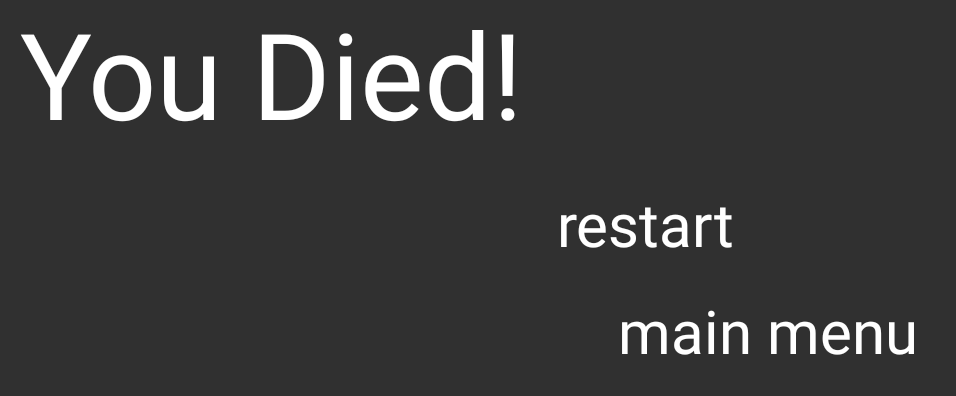
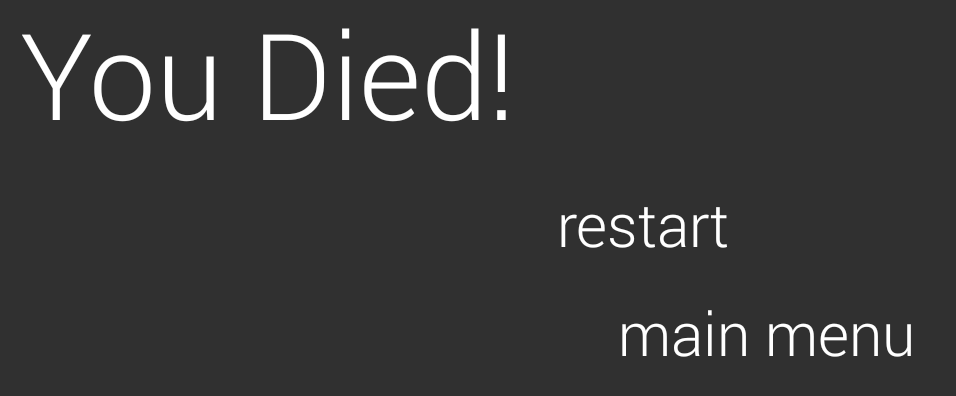
Before and after one commit to cschlisner/Coin-Collector-Android, an Android app: the GameOverActivity screen opened directly, with no data from a screen before it, on a phone screen of 824 x 412 dp (held sideways). Shown: the top 396 px of the screen, without its empty margins (0-956 px from the left). Run offline under Robolectric (Android 15) with nearby library versions, the phone set to English and light mode, and no system bars.

Commit message:
Changed Font

```diff
--- a/cc/src/main/java/com/cschlisner/cc/GameActivity.java
+++ b/cc/src/main/java/com/cschlisner/cc/GameActivity.java
@@ -143,7 +143,7 @@ public class GameActivity extends ActionBarActivity{
 
             paint = new Paint();
             paint.setColor(Color.WHITE);
-            paint.setTypeface(Typeface.DEFAULT);
+            paint.setTypeface(Typeface.createFromAsset(context.getAssets(), "robotolight.ttf"));
             paint.setTextSize(40);
             Intent intent = getIntent();
             difficulty = intent.getStringExtra("DIFFICULTY");
--- a/cc/src/main/java/com/cschlisner/cc/GameOverActivity.java
+++ b/cc/src/main/java/com/cschlisner/cc/GameOverActivity.java
@@ -35,16 +35,16 @@ public class GameOverActivity extends Activity {
             titleX = 20;
             screenWidth = context.getResources().getDisplayMetrics().widthPixels;
             screenHeight = context.getResources().getDisplayMetrics().heightPixels;
-            restartButton = new TextContainer("restart", 60, (screenWidth/2)-(screenWidth/20),
+            restartButton = new TextContainer(context, "restart", 60, (screenWidth/2)-(screenWidth/20),
                     (screenHeight/2)-(screenHeight/6));
-            menuButton = new TextContainer("main menu", 60, (screenWidth/2), screenHeight/2);
+            menuButton = new TextContainer(context, "main menu", 60, (screenWidth/2), screenHeight/2);
         }
 
         @Override
         protected void onDraw(Canvas canvas) {
             restartButton.draw(canvas);
             menuButton.draw(canvas);
-            paint.setTypeface(Typeface.DEFAULT);
+            paint.setTypeface(Typeface.createFromAsset(getAssets(), "robotolight.ttf"));
             paint.setTextSize(120);
             paint.setColor(Color.WHITE);
             canvas.drawText(title, titleX, 120, paint);
--- a/cc/src/main/java/com/cschlisner/cc/NextLevelActivity.java
+++ b/cc/src/main/java/com/cschlisner/cc/NextLevelActivity.java
@@ -71,7 +71,7 @@ public class NextLevelActivity extends Activity {
                 fireCount = 11 + level;
                 playerSpeed = 7 + playerSpeedGained;
             }
-            paint.setTypeface(Typeface.DEFAULT);
+            paint.setTypeface(Typeface.createFromAsset(context.getAssets(), "robotolight.ttf"));
             paint.setColor(Color.WHITE);
         }
         @Override
--- a/cc/src/main/java/com/cschlisner/cc/PauseActivity.java
+++ b/cc/src/main/java/com/cschlisner/cc/PauseActivity.java
@@ -35,16 +35,16 @@ public class PauseActivity extends Activity {
             titleX = 20;
             screenWidth = context.getResources().getDisplayMetrics().widthPixels;
             screenHeight = context.getResources().getDisplayMetrics().heightPixels;
-            resumeButton = new TextContainer("resume", 60, (screenWidth/2)-(screenWidth/20),
+            resumeButton = new TextContainer(context, "resume", 60, (screenWidth/2)-(screenWidth/20),
                     (screenHeight/2)-(screenHeight/6));
-            menuButton = new TextContainer("main menu", 60, (screenWidth/2), screenHeight/2);
+            menuButton = new TextContainer(context, "main menu", 60, (screenWidth/2), screenHeight/2);
         }
 
         @Override
         protected void onDraw(Canvas canvas) {
             resumeButton.draw(canvas);
             menuButton.draw(canvas);
-            paint.setTypeface(Typeface.DEFAULT);
+            paint.setTypeface(Typeface.createFromAsset(getAssets(), "robotolight.ttf"));
             paint.setTextSize(120);
             paint.setColor(Color.WHITE);
             canvas.drawText(title, titleX, 120, paint);
--- a/cc/src/main/java/com/cschlisner/cc/StatusBar.java
+++ b/cc/src/main/java/com/cschlisner/cc/StatusBar.java
@@ -26,12 +26,12 @@ public class StatusBar {
         imageWidth = livesBmp.getWidth()+5;
         imageHeight = livesBmp.getHeight();
         paint.setTextSize(40);
-        paint.setTypeface(Typeface.DEFAULT);
+        paint.setTypeface(Typeface.createFromAsset(context.getAssets(), "robotolight.ttf"));
         paint.getTextBounds(livesString, 0, livesString.length(), textBounds);
         bounds.set(0, 0, sw, textBounds.height() + 10);
         height = bounds.height();
 
-        pauseButton = new TextContainer("pause", 40, bounds.centerX()+350, bounds.top);
+        pauseButton = new TextContainer(context, "pause", 40, bounds.centerX()+350, bounds.top);
     }
 
     public void update(int lifeCount, int points){
--- a/cc/src/main/java/com/cschlisner/cc/TextContainer.java
+++ b/cc/src/main/java/com/cschlisner/cc/TextContainer.java
@@ -1,5 +1,6 @@
 package com.cschlisner.cc;
 
+import android.content.Context;
 import android.graphics.Canvas;
 import android.graphics.Color;
 import android.graphics.Paint;
@@ -16,9 +17,9 @@ public class TextContainer {
     public boolean pressed;
     private Rect textBounds = new Rect();
     private String text;
-    public TextContainer(String Text, int Size, int x, int y){
+    public TextContainer(Context context, String Text, int Size, int x, int y){
         paint.setTextSize(Size);
-        paint.setTypeface(Typeface.DEFAULT);
+        paint.setTypeface(Typeface.createFromAsset(context.getAssets(), "robotolight.ttf"));
         paint.setColor(Color.WHITE);
         text = Text;
         paint.getTextBounds(text, 0, text.length(), textBounds);
```
Also changed, not shown: cc/src/main/java/com/cschlisner/cc/TitleScreenActivity.java (+4 -4 lines), cc/src/main/assets/robotolight.ttf (added).
